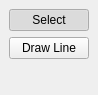
The window that ui/ToolsDock.ui (igorizyumin/pyschem) describes before a commit, drawn with Qt 5.
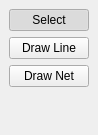
The same window after the commit.

```diff
--- a/ui/ToolsDock.ui
+++ b/ui/ToolsDock.ui
@@ -7,7 +7,7 @@
     <x>0</x>
     <y>0</y>
     <width>98</width>
-    <height>95</height>
+    <height>135</height>
    </rect>
   </property>
   <property name="sizePolicy">
@@ -53,6 +53,22 @@
       </property>
      </widget>
     </item>
+    <item>
+     <widget class="QPushButton" name="netBtn">
+      <property name="text">
+       <string>Draw Net</string>
+      </property>
+      <property name="checkable">
+       <bool>true</bool>
+      </property>
+      <property name="autoExclusive">
+       <bool>true</bool>
+      </property>
+      <property name="flat">
+       <bool>false</bool>
+      </property>
+     </widget>
+    </item>
     <item>
      <spacer name="verticalSpacer">
       <property name="orientation">
```
